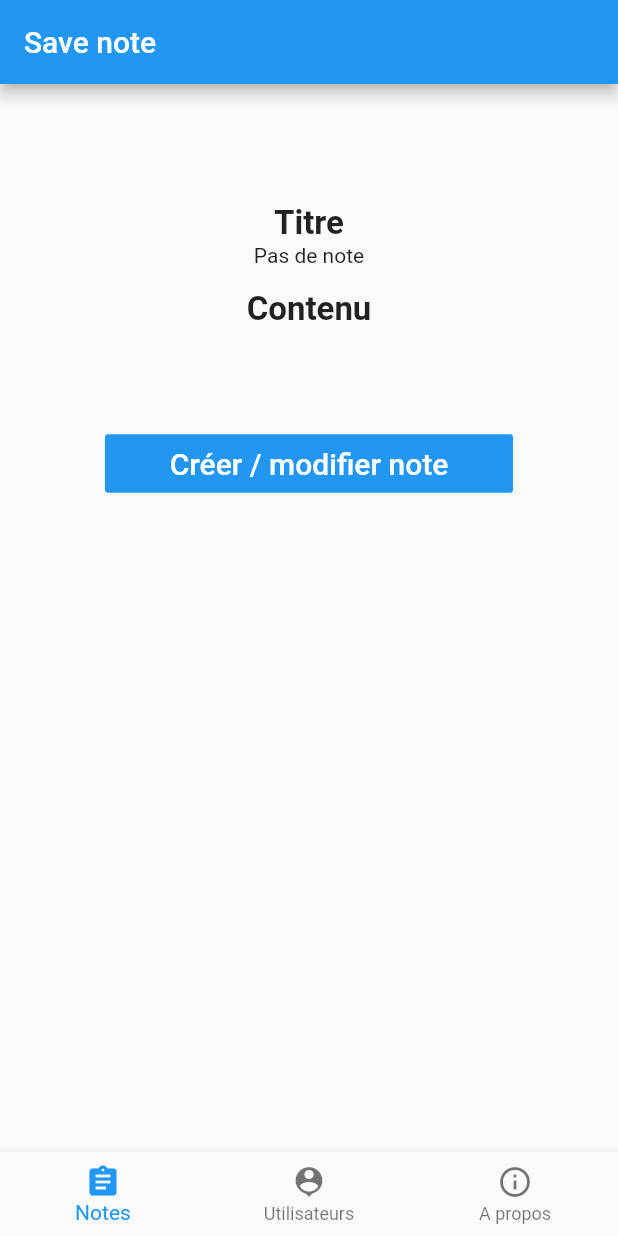
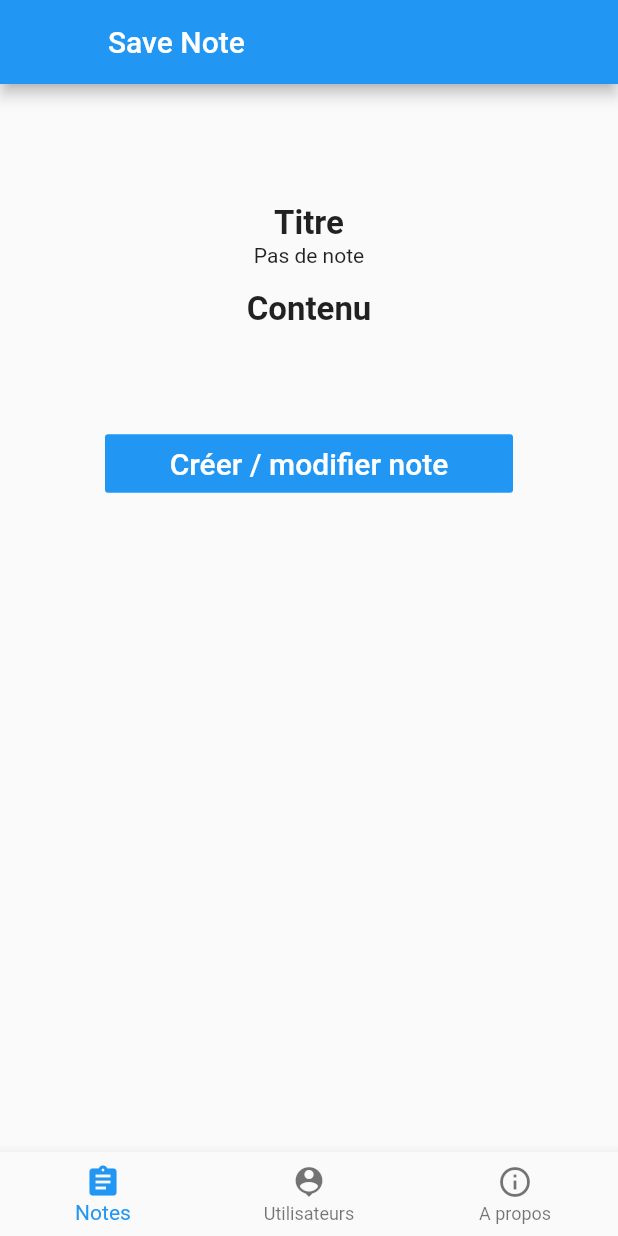
Before and after one commit to capmalo/projet-dev-mobile, a Flutter app: the screen it shows after launch, on a phone screen of 412 x 824 dp. Run offline on Flutter 3.47's test engine with Material 2 defaults, Android fonts, the phone set to English and light mode, and no system bars; our stand-ins replace shared_preferences; statements that could not run were skipped.

Commit message:
Final user detail + auto-updating appbar

```diff
--- a/lib/main.dart
+++ b/lib/main.dart
@@ -1,11 +1,9 @@
 import 'package:flutter/material.dart';
-import 'placeholder.dart';
+import 'app_properties_bloc.dart';
 import 'apropos.dart';
 import 'note/note.dart';
 import 'users/listusers.dart';
 import 'package:shared_preferences/shared_preferences.dart';
-
-var titleText;
 
 void main() => runApp(MyApp());
 
@@ -61,14 +59,6 @@ class _MyHomePageState extends State<MyHomePage> {
 
   @override
   Widget build(BuildContext context) {
-    if(_currentIndex == 0){
-      titleText = Text("Save note");}
-    else if(_currentIndex == 1){
-      titleText = Text("List Users");
-    }
-    else if (_currentIndex == 2){
-      titleText = Text("A Propos");
-    }
     // This method is rerun every time setState is called, for instance as done
     // by the _incrementCounter method above.
     //
@@ -77,10 +67,23 @@ class _MyHomePageState extends State<MyHomePage> {
     // than having to individually change instances of widgets.
     return Scaffold(
       appBar: AppBar(
-        // Here we take the value from the MyHomePage object that was created by
-        // the App.build method, and use it to set our appbar title.
-        //title: Text("Projet de dev mobile"),
-        title: titleText,
+        automaticallyImplyLeading: true,
+        leading: StreamBuilder<Object>(
+            stream: appBloc.backStream,
+            initialData: false,
+            builder: (context, snapshot){
+              if(snapshot.data){return IconButton(icon:Icon(Icons.arrow_back),
+                  onPressed:(){appBloc.updateBack(false);appBloc.updateTitle('List users');Navigator.pop(appBloc.getContext()); });}
+              else{ return Text("");}
+            }
+        ),
+        title: StreamBuilder<Object>(
+            stream: appBloc.titleStream,
+            initialData: "Save Note",
+            builder: (context, snapshot) {
+              return Text(snapshot.data);
+            }
+        ),
       ),
       bottomNavigationBar: BottomNavigationBar(
         onTap: onTabTapped, // new
@@ -108,6 +111,9 @@ class _MyHomePageState extends State<MyHomePage> {
     setState(() {
       _currentIndex = index;
     });
+    if(_currentIndex == 0){appBloc.updateTitle('Save notes');}
+    else if (_currentIndex == 1){appBloc.updateTitle('List users');}
+    else if (_currentIndex == 2){appBloc.updateTitle('A propos');}
   }
 }
 
```
Also changed, not shown: lib/app_properties_bloc.dart (added, +39 -0 lines), lib/users/listusers.dart (+5 -21 lines), lib/users/userDetails.dart (+13 -76 lines).
